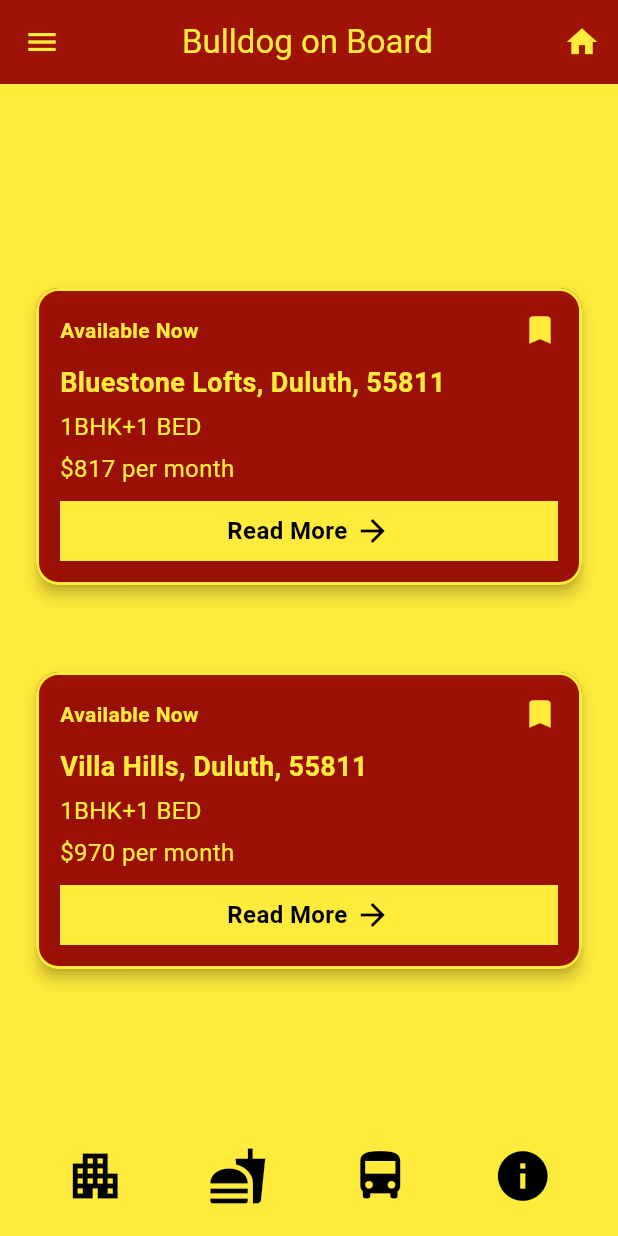
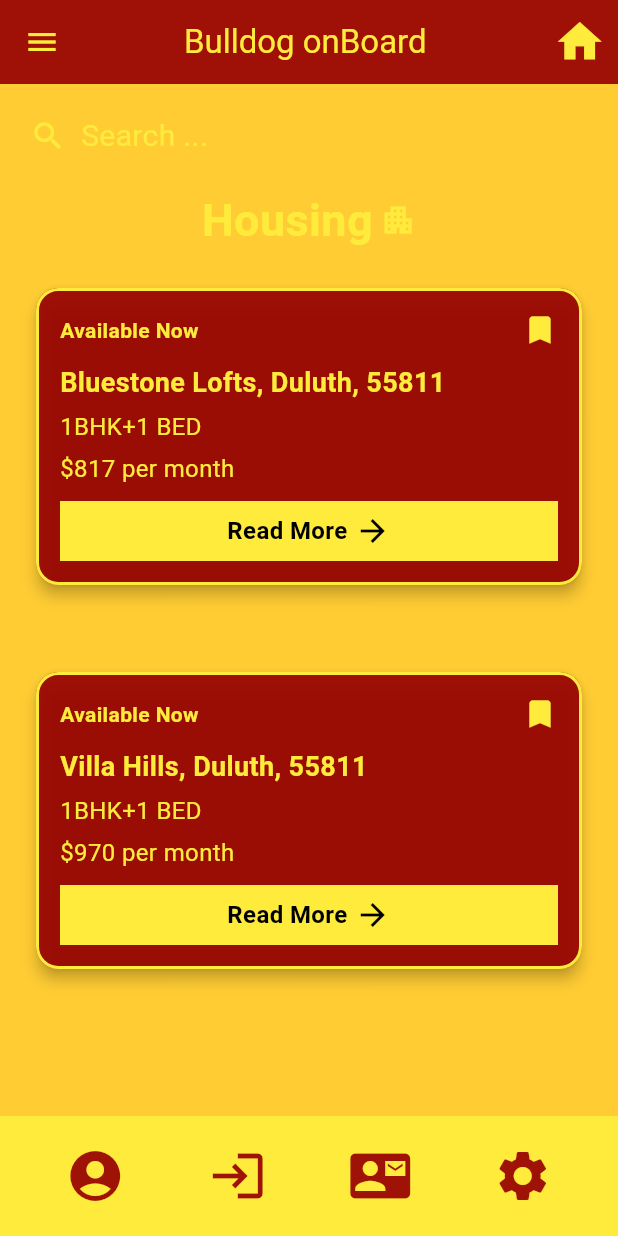
Before and after one commit to manasa2107/Bulldog_on_Board, a Flutter app: the HousingScreen screen opened directly, on a phone screen of 412 x 824 dp. Run offline on Flutter 3.47's test engine with Material 3 defaults, Android fonts, the phone set to English and light mode, and no system bars; our stand-ins replace font_awesome_flutter.

Commit message:
Opage and housing linked, Navbar and menu unified
Other information page and housing pages are now linked successfully to the main page and can be used to navigate using onscreen tap and nav bar and hamburger menu is now unified across all working screens

```diff
--- a/flutter_application_2/lib/Housing.dart
+++ b/flutter_application_2/lib/Housing.dart
@@ -1,11 +1,12 @@
 
 
   import 'package:flutter/material.dart';
+  import 'main.dart';
 
-  void main() => runApp(const MyApp());
+  // void main() => runApp(const MyApp());
 
-  class MyApp extends StatelessWidget {
-    const MyApp({Key? key}) : super(key: key);
+  class Housing extends StatelessWidget {
+    // const MyApp({Key? key}) : super(key: key);
 
     @override
     Widget build(BuildContext context) {
@@ -40,7 +41,7 @@
           title: Row(
             mainAxisAlignment: MainAxisAlignment.center,
             children: [
-              Text('Bulldog on Board', style:TextStyle(color:Colors.yellow,),),
+              Text('Bulldog onBoard', style:TextStyle(color:Colors.yellow,),),
               SizedBox(width: 10),
               //Icon(Icons.apartment),
             ],
@@ -48,12 +49,60 @@
           actions: [
             IconButton(
               icon: Icon(Icons.home, color:Colors.yellow),
+              iconSize: 35,
               onPressed: () {
                 // Handle home icon action
+                Navigator.push(
+                context,
+                MaterialPageRoute(builder: (context) => MyApp()),);
               },
             ),
           ],
         ),
+
+        drawer: Drawer(
+        child: ListView(
+          padding: EdgeInsets.zero,
+          children: <Widget>[
+            DrawerHeader(
+              decoration: BoxDecoration(
+                color: Color.fromRGBO(152, 3, 3, 0.929),
+              ),
+              child: Text(
+                'Bulldog on Board',
+                style: TextStyle(
+                  color: Colors.white,
+                  fontSize: 24,
+                ),
+              ),
+            ),
+            ListTile(
+              //leading: Icon(Icons.account_circle),
+              title: Text('Profile'),
+              onTap: () {
+                // Navigate to signup screen or perform action
+              },
+            ),
+             ListTile(
+              //leading: Icon(Icons.settings),
+              title: Text('Settings'),
+              onTap: () {
+                // Navigate to settings screen or perform action
+              },
+            ),
+            ListTile(
+             // leading: Icon(Icons.login),
+              title: Text('Signout'),
+              onTap: () {
+                // Navigate to login screen or perform action
+              },
+            ),
+          ],
+        ),
+      ),
+
+
+
         body: Column(
           crossAxisAlignment: CrossAxisAlignment.start,
           children: [
@@ -104,33 +153,45 @@
           ],
         ),
         bottomNavigationBar: BottomAppBar(
-          color: Colors.yellow,
+  color: Color.fromRGBO(255, 235, 59, 1),
   child: Row(
     mainAxisAlignment: MainAxisAlignment.spaceAround,
     children: [
-              IconButton(
-                icon: Icon(Icons.apartment, color: Colors.black, size:40),
+      Padding(
+        padding: EdgeInsets.only(left: 10, right: 10), // Adjust left and right margins here
+        child: IconButton(
+          icon: Icon(Icons.account_circle, size: 40, color: const Color.fromRGBO(152, 3, 3, 0.929)),  // Customize size and color here
           onPressed: () {
-                  // Navigate to Housing screen or perform action
+            // Handle sign up action
           },
         ),
-              IconButton(
-                icon: Icon(Icons.fastfood, color: Colors.black, size:40),
+      ),
+      Padding(
+        padding: EdgeInsets.only(left: 10, right: 10), // Adjust left and right margins here
+        child: IconButton(
+          icon: Icon(Icons.login, size: 40, color: const Color.fromRGBO(152, 3, 3, 0.929)),  // Customize size and color here
           onPressed: () {
-                  // Navigate to Food screen or perform action
+            // Handle login action
           },
         ),
-              IconButton(
-                icon: Icon(Icons.directions_bus, color: Colors.black, size:40), // Changed to bus icon
+      ),
+      Padding(
+        padding: EdgeInsets.only(left: 10, right: 10), // Adjust left and right margins here
+        child: IconButton(
+          icon: Icon(Icons.contact_mail, size: 40, color: const Color.fromRGBO(152, 3, 3, 0.929)),  // Customize size and color here
           onPressed: () {
-                  // Navigate to Travel screen or perform action
+            // Handle contact us action
           },
         ),
-              IconButton(
-                icon: Icon(Icons.info, color: Colors.black, size:40),
+      ),
+      Padding(
+        padding: EdgeInsets.only(left: 10, right: 10), // Adjust left and right margins here
+        child: IconButton(
+          icon: Icon(Icons.settings, size: 40, color: const Color.fromRGBO(152, 3, 3, 0.929)),  // Customize size and color here
           onPressed: () {
-                  // Navigate to Other Information screen or perform action
+            // Handle settings action
           },
+        ),
       ),
     ],
   ),
```
Also changed, not shown: flutter_application_2/lib/Opage.dart (added, +222 -0 lines), flutter_application_2/lib/main.dart (+37 -20 lines). Lines whose indentation alone changed are shown as unchanged.
